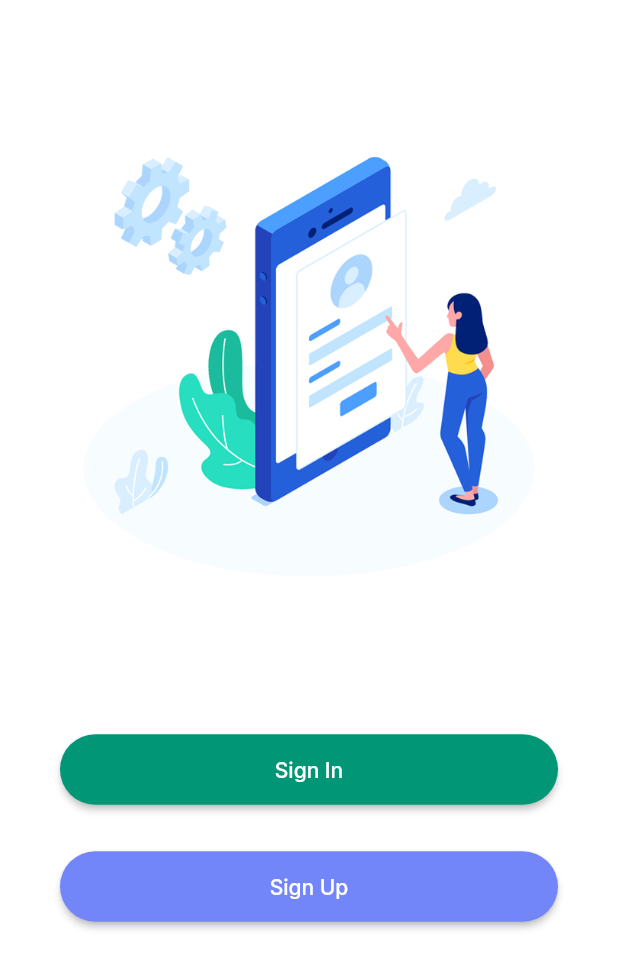
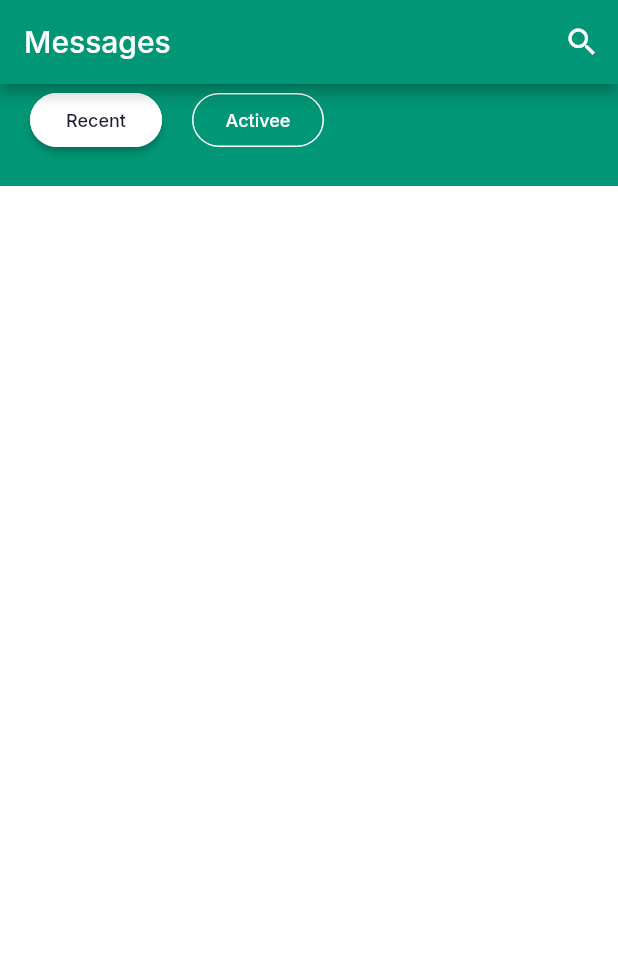
Before and after one commit to bibek77/sphere-chat-app, a Flutter app: the LoginPage screen opened directly, after a tap on "Sign In", on a phone screen of 412 x 824 dp. Shown: the top 969 px of the screen. Run offline on Flutter 3.47's test engine with Material 2 defaults, Android fonts, the phone set to English and light mode, and no system bars; our stand-ins replace google_fonts.

Commit message:
chat page created

```diff
--- a/lib/components/outline_button.dart
+++ b/lib/components/outline_button.dart
@@ -1,8 +1,8 @@
 import 'package:flutter/material.dart';
 import 'package:instant_messenger/utils/constants.dart';
 
-class OutlineButton extends StatelessWidget {
-  const OutlineButton(
+class FilledOutlineButton extends StatelessWidget {
+  const FilledOutlineButton(
       {Key? key,
       required this.isFilled,
       required this.press,
@@ -17,6 +17,7 @@ class OutlineButton extends StatelessWidget {
   Widget build(BuildContext context) {
     return MaterialButton(
       onPressed: press,
+      elevation: isFilled ? 2 : 0,
       color: isFilled ? Colors.white : Colors.transparent,
       shape: RoundedRectangleBorder(
         borderRadius: BorderRadius.circular(30),
--- /dev/null
+++ b/lib/screens/chat_body.dart
@@ -0,0 +1,34 @@
+import 'package:flutter/material.dart';
+import 'package:instant_messenger/components/outline_button.dart';
+import 'package:instant_messenger/utils/constants.dart';
+
+class ChatBody extends StatelessWidget {
+  const ChatBody({Key? key}) : super(key: key);
+
+  @override
+  Widget build(BuildContext context) {
+    return Column(
+      children: [
+        Container(
+          padding: EdgeInsets.fromLTRB(kDefaultPadding, 0, kDefaultPadding, kDefaultPadding),
+          color: kPrimaryColor,
+          child: Row(
+            children: [
+              FilledOutlineButton(
+                press: () {},
+                text: "Recent",
+                isFilled: true,
+              ),
+              SizedBox(width: kDefaultPadding,),
+              FilledOutlineButton(
+                press: () {},
+                text: "Activee",
+                isFilled: false,
+              ),
+            ],
+          ),
+        )
+      ],
+    );
+  }
+}
--- /dev/null
+++ b/lib/screens/chat_screen.dart
@@ -0,0 +1,22 @@
+import 'package:flutter/material.dart';
+import 'package:instant_messenger/screens/chat_body.dart';
+
+class ChatScreen extends StatelessWidget {
+  const ChatScreen({Key? key}) : super(key: key);
+
+  @override
+  Widget build(BuildContext context) {
+    return Scaffold(
+      appBar: buildAppBar(),
+      body: ChatBody(),
+    );
+  }
+
+  AppBar buildAppBar() {
+    return AppBar(
+      automaticallyImplyLeading: false,
+      title: Text("Messages"),
+      actions: [IconButton(onPressed: () {}, icon: Icon(Icons.search))],
+    );
+  }
+}
--- a/lib/screens/login_page.dart
+++ b/lib/screens/login_page.dart
@@ -1,5 +1,6 @@
 import 'package:flutter/material.dart';
 import 'package:instant_messenger/components/primary_button.dart';
+import 'package:instant_messenger/screens/chat_screen.dart';
 import 'package:instant_messenger/utils/constants.dart';
 
 class LoginPage extends StatelessWidget {
@@ -21,7 +22,8 @@ class LoginPage extends StatelessWidget {
             Spacer(
               flex: 1,
             ),
-            PrimaryButton(text: "Sign In", press: () {}),
+            PrimaryButton(text: "Sign In", press: ()
+            => Navigator.push(context, MaterialPageRoute(builder: (context) => ChatScreen()))),
             SizedBox(
               height: kDefaultPadding * 1.5,
             ),
```
